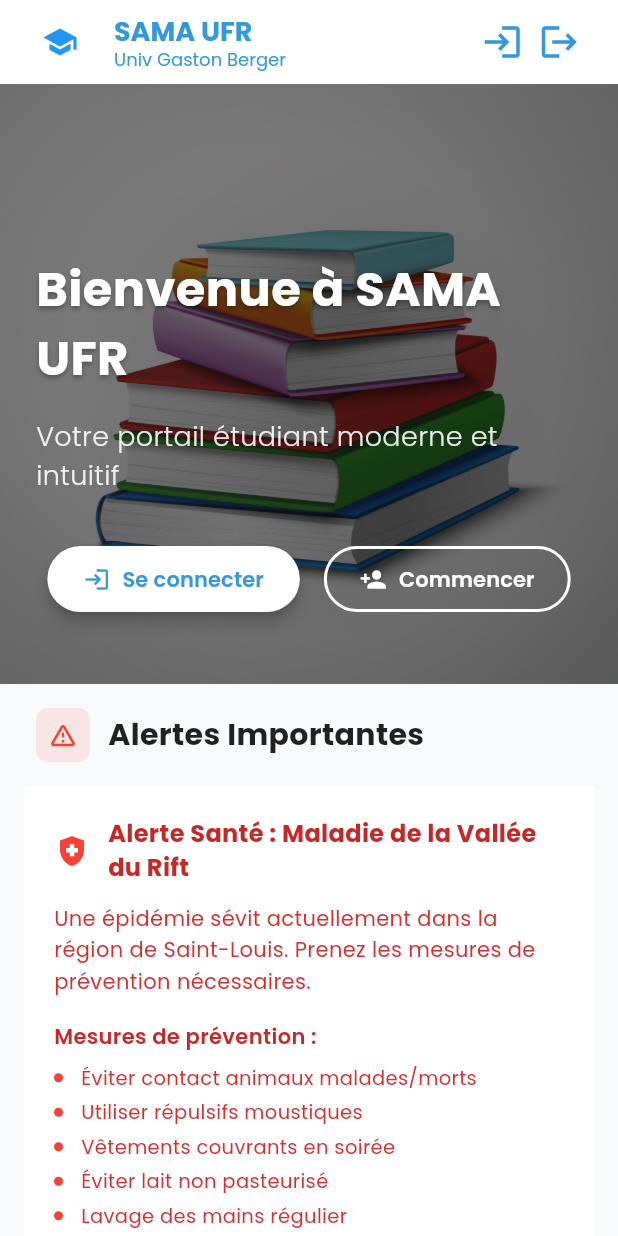
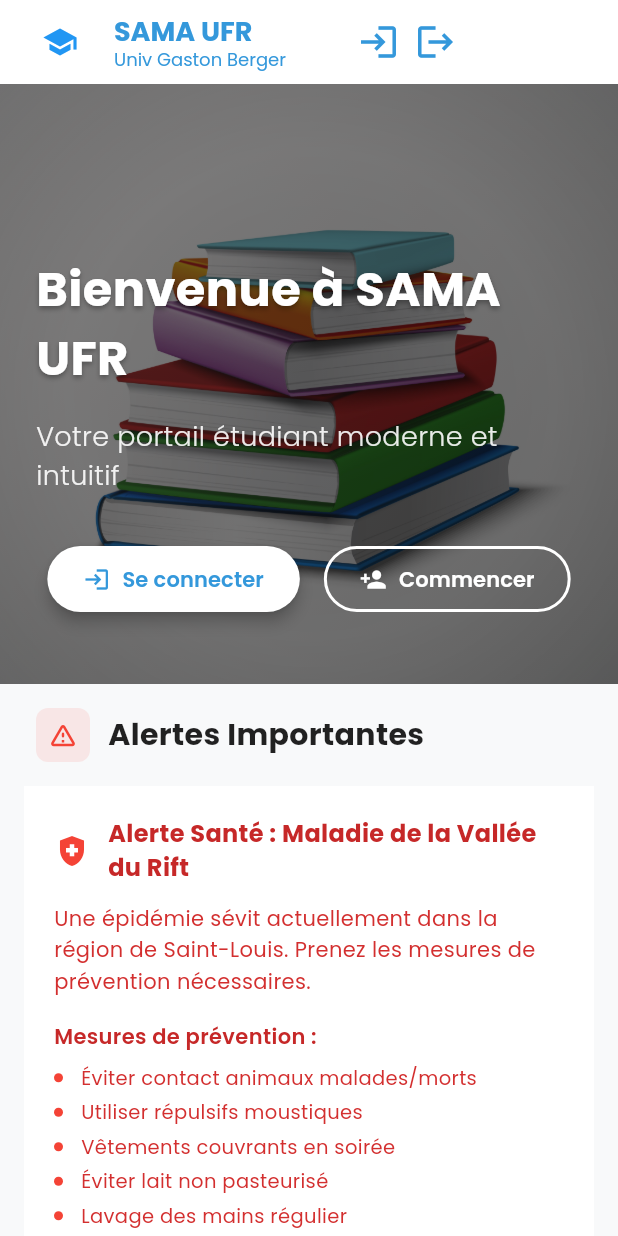
Before and after one commit to Latir-sudo/UfrSama2026, a Flutter app: the screen it shows after launch, on a phone screen of 412 x 824 dp. Run offline on Flutter 3.47's test engine with Material 3 defaults, Android fonts, the phone set to English and light mode, and no system bars; our stand-ins replace cloud_firestore, firebase_auth, firebase_core, google_fonts; accounts and stored records are empty; network calls fail; project files that could hold a hidden picture were left out.

Commit message:
correction des bouton se connecter

```diff
--- a/lib/Accueil/accueilprincipale.dart
+++ b/lib/Accueil/accueilprincipale.dart
@@ -57,7 +57,7 @@ class _AccueilprincipalState extends State<Accueilprincipal>
         title: Row(
           children: [
             SizedBox(
-              width: MediaQuery.of(context).size.width * 0.9,
+              width: MediaQuery.of(context).size.width * 0.7,
               child: Row(
                 mainAxisAlignment: MainAxisAlignment.spaceBetween,
                 children: [
```
